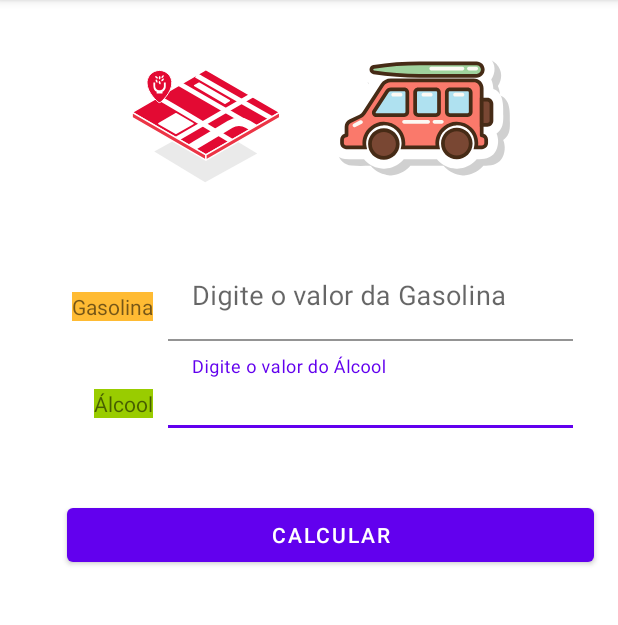
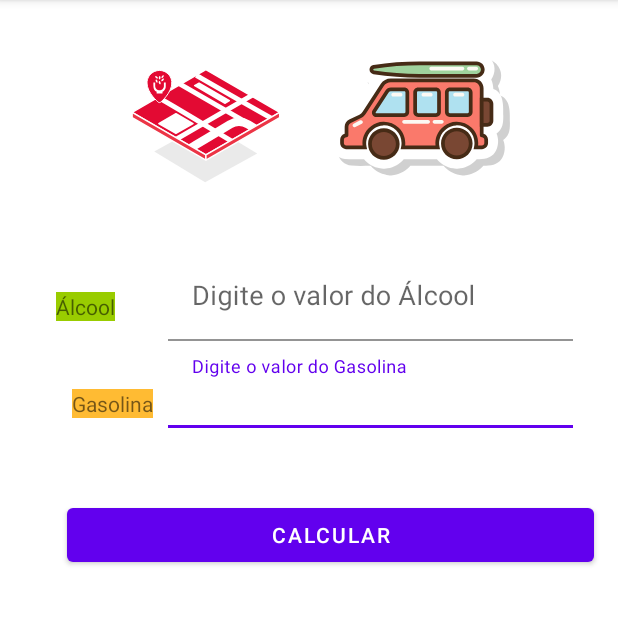
Before and after one commit to RodrigoDiasSoares/CarNote, an Android app: the AlcoolOuGasolina screen opened directly, with no data from a screen before it, on a phone screen of 412 x 824 dp, the part 84-709 px from its top. Run offline under Robolectric (Android 15) with nearby library versions, the phone set to English and light mode, and no system bars.

Commit message:
corrigindo a lógica

```diff
--- a/app/src/main/java/br/com/CarNote/activity/MainActivity.java
+++ b/app/src/main/java/br/com/CarNote/activity/MainActivity.java
@@ -1,4 +1,4 @@
-package br.com.possante_alcoolougasolina.activity;
+package br.com.CarNote.activity;
 
 import androidx.appcompat.app.AppCompatActivity;
 
@@ -8,7 +8,7 @@ import android.view.View;
 import android.widget.Button;
 import android.widget.ImageView;
 
-import br.com.possante_alcoolougasolina.R;
+import br.com.CarNote.R;
 
 public class MainActivity extends AppCompatActivity {
     private ImageView buttonAlcoolOuGasolina;
--- a/app/src/main/java/br/com/CarNote/activity/SplashActivity.java
+++ b/app/src/main/java/br/com/CarNote/activity/SplashActivity.java
@@ -1,4 +1,4 @@
-package br.com.possante_alcoolougasolina.activity;
+package br.com.CarNote.activity;
 
 import androidx.appcompat.app.AppCompatActivity;
 
@@ -7,7 +7,7 @@ import android.os.Bundle;
 import android.os.Handler;
 import android.view.WindowManager;
 
-import br.com.possante_alcoolougasolina.R;
+import br.com.CarNote.R;
 
 public class SplashActivity extends AppCompatActivity {
 
--- a/app/src/main/res/layout/activity_alcool_ou_gasolina.xml
+++ b/app/src/main/res/layout/activity_alcool_ou_gasolina.xml
@@ -7,34 +7,34 @@
     tools:context=".activity.AlcoolOuGasolina">
 
     <TextView
-        android:id="@+id/textView"
+        android:id="@+id/textViewGasolina"
         android:layout_width="wrap_content"
         android:layout_height="wrap_content"
         android:layout_marginTop="45dp"
         android:layout_marginEnd="10dp"
         android:layout_marginRight="10dp"
         android:layout_marginBottom="40dp"
-        android:background="@android:color/holo_green_light"
-        android:text="Álcool"
+        android:background="@android:color/holo_orange_light"
+        android:text="Gasolina"
         app:layout_constraintBottom_toTopOf="@+id/buttonCalcular"
         app:layout_constraintEnd_toStartOf="@+id/textInputLayoutAlcool"
         app:layout_constraintHorizontal_bias="1.0"
         app:layout_constraintStart_toStartOf="@+id/guideline3"
-        app:layout_constraintTop_toBottomOf="@+id/textViewGasolina"
+        app:layout_constraintTop_toBottomOf="@+id/textViewAlcool"
         app:layout_constraintVertical_bias="0.0" />
 
     <com.google.android.material.textfield.TextInputLayout
         android:id="@+id/textInputLayoutAlcool"
         android:layout_width="270dp"
         android:layout_height="58dp"
-        android:hint="Digite o valor do Álcool"
+        android:hint="Digite o valor do Gasolina"
         app:layout_constraintEnd_toEndOf="parent"
         app:layout_constraintHorizontal_bias="0.787"
         app:layout_constraintStart_toStartOf="parent"
         app:layout_constraintTop_toBottomOf="@+id/textInputLayoutGasolina">
 
         <com.google.android.material.textfield.TextInputEditText
-            android:id="@+id/TextInputEditTextAlcool"
+            android:id="@+id/TextInputEditTextGasolina"
             android:layout_width="match_parent"
             android:layout_height="wrap_content"
             android:background="@color/white"
@@ -47,18 +47,16 @@
     </com.google.android.material.textfield.TextInputLayout>
 
     <TextView
-        android:id="@+id/textViewGasolina"
+        android:id="@+id/textViewAlcool"
         android:layout_width="wrap_content"
         android:layout_height="wrap_content"
-        android:layout_marginStart="10dp"
-        android:layout_marginLeft="10dp"
         android:layout_marginTop="36dp"
         android:layout_marginEnd="10dp"
         android:layout_marginRight="10dp"
-        android:background="@android:color/holo_orange_light"
-        android:text="Gasolina"
+        android:background="@android:color/holo_green_light"
+        android:text="Álcool"
         app:layout_constraintEnd_toStartOf="@+id/textInputLayoutGasolina"
-        app:layout_constraintHorizontal_bias="1.0"
+        app:layout_constraintHorizontal_bias="0.227"
         app:layout_constraintStart_toStartOf="@+id/guideline3"
         app:layout_constraintTop_toTopOf="@+id/guideline" />
 
@@ -78,23 +76,23 @@
         android:layout_width="270dp"
         android:layout_height="0dp"
         android:layout_marginTop="10dp"
-        android:hint="Digite o valor da Gasolina"
+        android:hint="Digite o valor do Álcool"
         app:layout_constraintEnd_toEndOf="parent"
         app:layout_constraintHorizontal_bias="0.787"
         app:layout_constraintStart_toStartOf="parent"
         app:layout_constraintTop_toTopOf="@+id/guideline">
 
         <com.google.android.material.textfield.TextInputEditText
-            android:id="@+id/TextInputEditTextGasolina"
+            android:id="@+id/TextInputEditTextAlcool"
             android:layout_width="match_parent"
             android:layout_height="match_parent"
             android:background="@color/white"
             android:digits="0123456789.,"
+            android:imeOptions="actionNext"
             android:inputType="numberDecimal"
+            android:maxLines="1"
             android:textSize="18sp"
-            android:visibility="visible"
-            android:maxLines="1"
-            android:imeOptions="actionNext"/>
+            android:visibility="visible" />
     </com.google.android.material.textfield.TextInputLayout>
 
 
--- a/app/src/main/res/layout/activity_alcool_ou_gasolina_resoltado.xml
+++ b/app/src/main/res/layout/activity_alcool_ou_gasolina_resoltado.xml
@@ -4,7 +4,7 @@
     xmlns:tools="http://schemas.android.com/tools"
     android:layout_width="match_parent"
     android:layout_height="match_parent"
-    tools:context=".activity.AlcoolOuGasolinaResoltado">
+    tools:context="br.com.CarNote.activity.AlcoolOuGasolinaResoltado">
 
     <com.airbnb.lottie.LottieAnimationView
         android:id="@+id/lottieAnimationView2"
--- a/app/src/main/res/layout/activity_main.xml
+++ b/app/src/main/res/layout/activity_main.xml
@@ -5,7 +5,7 @@
     android:layout_width="match_parent"
     android:layout_height="match_parent"
     android:animateLayoutChanges="true"
-    tools:context=".activity.MainActivity">
+    tools:context="br.com.CarNote.activity.MainActivity">
 
     <androidx.constraintlayout.widget.Guideline
         android:id="@+id/guideline6"
--- a/app/src/main/res/layout/activity_splash.xml
+++ b/app/src/main/res/layout/activity_splash.xml
@@ -4,7 +4,7 @@
     xmlns:tools="http://schemas.android.com/tools"
     android:layout_width="match_parent"
     android:layout_height="match_parent"
-    tools:context=".activity.SplashActivity">
+    tools:context="br.com.CarNote.activity.SplashActivity">
 
     <com.airbnb.lottie.LottieAnimationView
         android:id="@+id/lottieAnimationView"
```
Also changed, not shown: app/src/main/AndroidManifest.xml (+5 -5 lines), app/src/main/java/br/com/CarNote/activity/AlcoolOuGasolina.java (+19 -7 lines), app/src/main/java/br/com/CarNote/activity/AlcoolOuGasolinaResoltado.java (+3 -4 lines), app/src/main/res/drawable-v24/button_alcool_ou_gasolina.png (added), app/src/main/res/drawable-v24/button_consumo_por_litro.png (added), app/src/main/res/drawable/button_alcool_ou_gasolina.png (deleted), app/src/main/res/drawable/button_consumo_por_litro.png (deleted).
